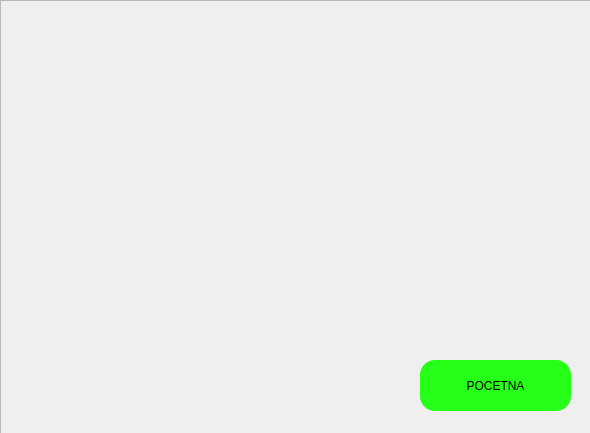
The window that dashboard.ui (ahmedjasarevic/Bike-Shop) describes before a commit, drawn with Qt 5.
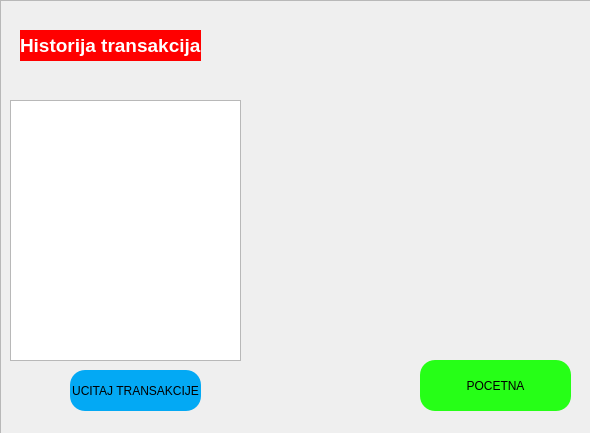
The same window after the commit. The open tabs and pages were chosen to show the change. Icons and pictures are not drawn.

Diff of the .ui file:
```diff
--- a/dashboard.ui
+++ b/dashboard.ui
@@ -434,6 +434,60 @@
        <string>POCETNA</string>
       </property>
      </widget>
+     <widget class="QLabel" name="stanje_2">
+      <property name="geometry">
+       <rect>
+        <x>20</x>
+        <y>30</y>
+        <width>181</width>
+        <height>31</height>
+       </rect>
+      </property>
+      <property name="font">
+       <font>
+        <italic>false</italic>
+        <bold>false</bold>
+       </font>
+      </property>
+      <property name="styleSheet">
+       <string notr="true">background-color:red;
+color:white;
+</string>
+      </property>
+      <property name="text">
+       <string>&lt;html&gt;&lt;head/&gt;&lt;body&gt;&lt;p&gt;&lt;span style=&quot; font-size:14pt; font-weight:700; color:#ffffff;&quot;&gt;Historija transakcija&lt;/span&gt;&lt;/p&gt;&lt;/body&gt;&lt;/html&gt;</string>
+      </property>
+      <property name="textFormat">
+       <enum>Qt::MarkdownText</enum>
+      </property>
+     </widget>
+     <widget class="QPushButton" name="ucitajTransakcije">
+      <property name="geometry">
+       <rect>
+        <x>70</x>
+        <y>370</y>
+        <width>131</width>
+        <height>41</height>
+       </rect>
+      </property>
+      <property name="styleSheet">
+       <string notr="true">background:#03a9f4;
+border-radius:15px;</string>
+      </property>
+      <property name="text">
+       <string>UCITAJ TRANSAKCIJE</string>
+      </property>
+     </widget>
+     <widget class="QTableView" name="tableView_2">
+      <property name="geometry">
+       <rect>
+        <x>10</x>
+        <y>100</y>
+        <width>231</width>
+        <height>261</height>
+       </rect>
+      </property>
+     </widget>
     </widget>
    </widget>
   </widget>
```
Left out of the diff: 36 changed lines with no effect on the pictures.
